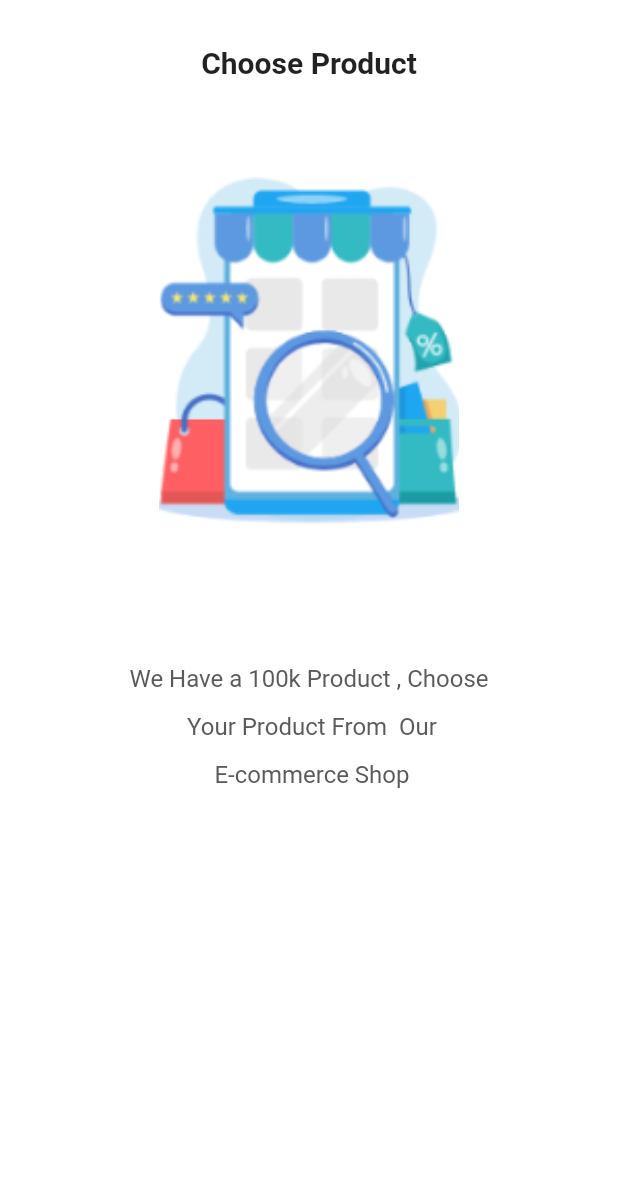
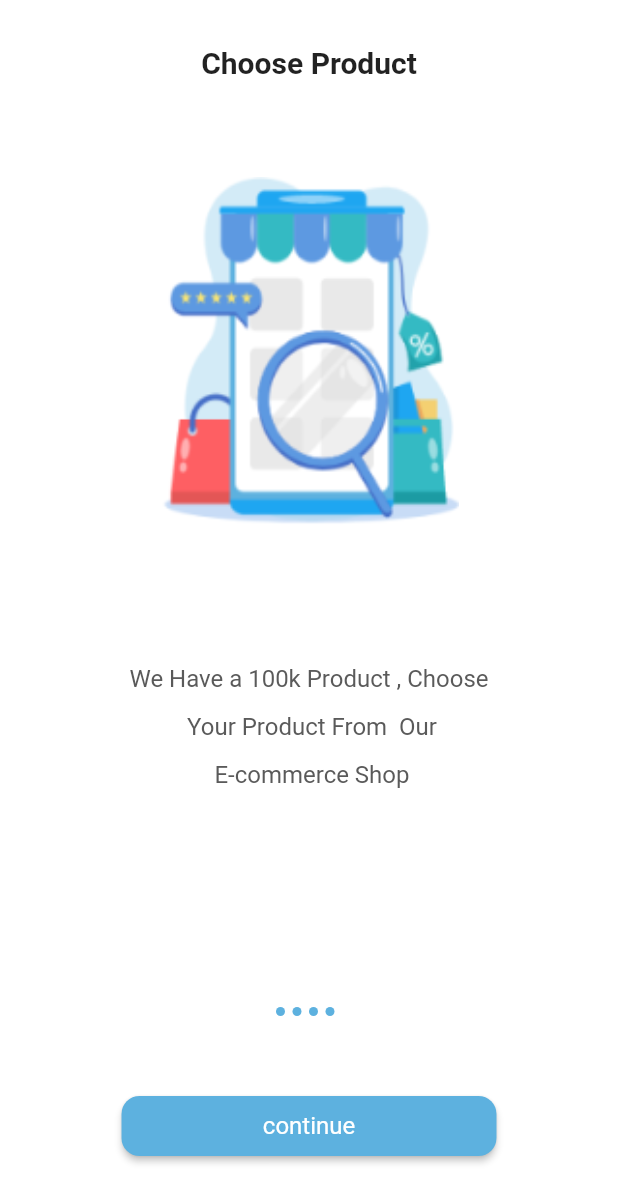
Before and after one commit to elsankary99/ecommerce, a Flutter app: the screen it shows after launch, on a phone screen of 412 x 824 dp. Shown: the top 1203 px of the screen. Run offline on Flutter 3.47's test engine with Material 2 defaults, Android fonts, the phone set to English and light mode, and no system bars; our stand-ins replace get.

Commit message:
onboarding part 3

```diff
--- a/lib/core/constant/color.dart
+++ b/lib/core/constant/color.dart
@@ -3,4 +3,5 @@ import 'package:flutter/material.dart';
 class AppColor {
   static const Color grey = Color(0xff5A5A5A);
   static const Color white = Colors.white;
+  static const Color primaryColor = Color(0xff5DB1DF);
 }
--- a/lib/view/screen/onboarding.dart
+++ b/lib/view/screen/onboarding.dart
@@ -1,5 +1,7 @@
 import 'package:ecommerce/core/constant/color.dart';
-import 'package:ecommerce/data/datasource/static/static.dart';
+import 'package:ecommerce/view/widget/onboarding/custombutton.dart';
+import 'package:ecommerce/view/widget/onboarding/customslider.dart';
+import 'package:ecommerce/view/widget/onboarding/dotcontroller.dart';
 import 'package:flutter/material.dart';
 
 class OnBoarding extends StatelessWidget {
@@ -7,34 +9,26 @@ class OnBoarding extends StatelessWidget {
 
   @override
   Widget build(BuildContext context) {
-    return Scaffold(
+    return const Scaffold(
       backgroundColor: AppColor.white,
       body: SafeArea(
-          child: PageView.builder(
-        itemCount: onboardingList.length,
-        itemBuilder: (context, i) => Column(
-          children: [
-            const SizedBox(height: 30),
-            Text(
-              onboardingList[i].title!,
-              style: const TextStyle(fontSize: 20, fontWeight: FontWeight.bold),
+          child: Column(
+        children: [
+          Expanded(
+            flex: 3,
+            child: CustomSliderOnBoarding(),
+          ),
+          Expanded(
+            flex: 1,
+            child: Column(
+              mainAxisAlignment: MainAxisAlignment.spaceEvenly,
+              children: [
+                CustomDotControllerOnBoarding(),
+                CustomButtonOnBoarding()
+              ],
             ),
-            const SizedBox(height: 65),
-            Image.asset(
-              onboardingList[i].image!,
-              height: 250,
-              width: 200,
-              fit: BoxFit.cover,
-            ),
-            const SizedBox(height: 65),
-            Text(
-              onboardingList[i].body!,
-              textAlign: TextAlign.center,
-              style: const TextStyle(
-                  height: 2, fontSize: 16, color: AppColor.grey),
-            ),
-          ],
-        ),
+          )
+        ],
       )),
     );
   }
--- /dev/null
+++ b/lib/view/widget/onboarding/custombutton.dart
@@ -0,0 +1,24 @@
+import 'package:ecommerce/core/constant/color.dart';
+import 'package:flutter/material.dart';
+
+class CustomButtonOnBoarding extends StatelessWidget {
+  const CustomButtonOnBoarding({
+    super.key,
+  });
+
+  @override
+  Widget build(BuildContext context) {
+    return SizedBox(
+      width: 250,
+      height: 40,
+      child: ElevatedButton(
+          onPressed: () {},
+          style: ElevatedButton.styleFrom(
+              backgroundColor: AppColor.primaryColor,
+              textStyle: const TextStyle(fontSize: 16),
+              shape: RoundedRectangleBorder(
+                  borderRadius: BorderRadius.circular(12))),
+          child: const Text('continue')),
+    );
+  }
+}
--- /dev/null
+++ b/lib/view/widget/onboarding/customslider.dart
@@ -0,0 +1,39 @@
+import 'package:ecommerce/core/constant/color.dart';
+import 'package:ecommerce/data/datasource/static/static.dart';
+import 'package:flutter/material.dart';
+
+class CustomSliderOnBoarding extends StatelessWidget {
+  const CustomSliderOnBoarding({
+    super.key,
+  });
+
+  @override
+  Widget build(BuildContext context) {
+    return PageView.builder(
+      itemCount: onboardingList.length,
+      itemBuilder: (context, i) => Column(
+        children: [
+          const SizedBox(height: 30),
+          Text(
+            onboardingList[i].title!,
+            style: const TextStyle(fontSize: 20, fontWeight: FontWeight.bold),
+          ),
+          const SizedBox(height: 65),
+          Image.asset(
+            onboardingList[i].image!,
+            height: 250,
+            width: 200,
+            fit: BoxFit.fill,
+          ),
+          const SizedBox(height: 65),
+          Text(
+            onboardingList[i].body!,
+            textAlign: TextAlign.center,
+            style:
+                const TextStyle(height: 2, fontSize: 16, color: AppColor.grey),
+          ),
+        ],
+      ),
+    );
+  }
+}
--- /dev/null
+++ b/lib/view/widget/onboarding/dotcontroller.dart
@@ -0,0 +1,30 @@
+import 'package:ecommerce/core/constant/color.dart';
+import 'package:ecommerce/data/datasource/static/static.dart';
+import 'package:flutter/material.dart';
+
+class CustomDotControllerOnBoarding extends StatelessWidget {
+  const CustomDotControllerOnBoarding({
+    super.key,
+  });
+
+  @override
+  Widget build(BuildContext context) {
+    return Row(
+      mainAxisAlignment: MainAxisAlignment.center,
+      children: [
+        ...List.generate(
+          onboardingList.length,
+          (index) => AnimatedContainer(
+            margin: const EdgeInsets.only(right: 5),
+            duration: const Duration(microseconds: 600),
+            height: 6,
+            width: 6,
+            decoration: BoxDecoration(
+                borderRadius: BorderRadius.circular(5),
+                color: AppColor.primaryColor),
+          ),
+        ),
+      ],
+    );
+  }
+}
```
